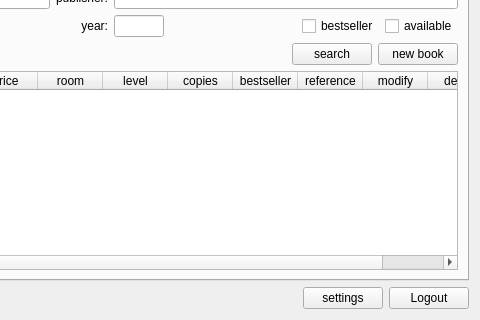
Louie-ru/LMS-INNO, file librarian.ui: the form before one commit; both pictures show x 375 to 855 and y 87 to 407 of the 855 by 407 pixel window.
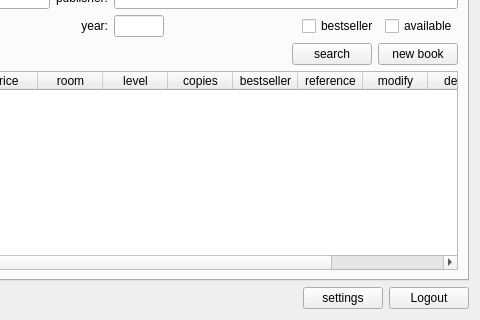
The form after the commit. The open tabs and pages were chosen to show the change.

Commit message: outstanding request fixed

```diff
--- a/librarian.ui
+++ b/librarian.ui
@@ -581,6 +581,11 @@
            <string>delete</string>
           </property>
          </column>
+         <column>
+          <property name="text">
+           <string>outstanding</string>
+          </property>
+         </column>
         </widget>
        </item>
       </layout>
```
Left out of the diff: 10 changed lines with no effect on the pictures. The commit also changes 3 other files.
